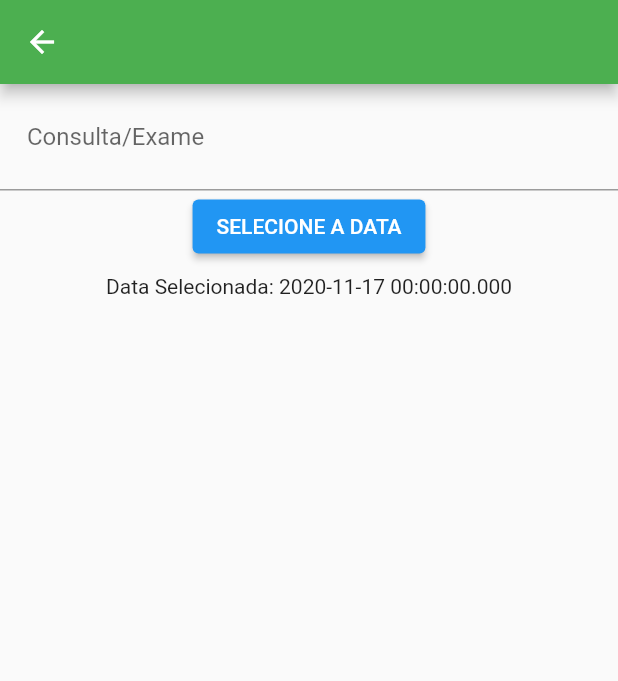
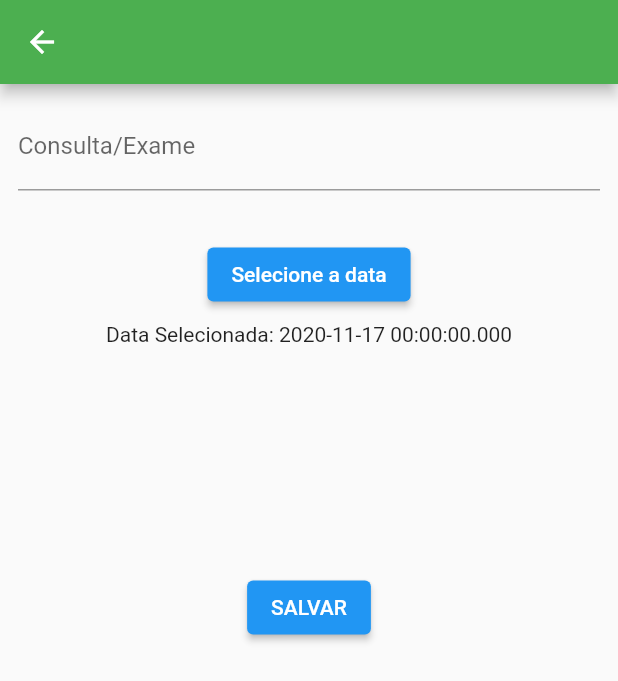
Before and after one commit to lisboapg93/marqueaqui, a Flutter app: the AdicaoPage screen opened directly, on a phone screen of 412 x 824 dp. Shown: the top 681 px of the screen. Run offline on Flutter 3.47's test engine with Material 2 defaults, Android fonts, the phone set to English and light mode, and no system bars.

Commit message:
att. coluymn

```diff
--- a/lib/pages/adicao_page.dart
+++ b/lib/pages/adicao_page.dart
@@ -1,7 +1,7 @@
 import 'package:flutter/material.dart';
 
 class AdicaoPage extends StatefulWidget {
-  const AdicaoPage({ Key? key }) : super(key: key);
+  const AdicaoPage({Key? key}) : super(key: key);
 
   @override
   _AdicaoPageState createState() => _AdicaoPageState();
@@ -16,7 +16,8 @@ class _AdicaoPageState extends State<AdicaoPage> {
       initialDate: _date,
       firstDate: DateTime(2017, 1),
       lastDate: DateTime(2022, 7),
-      helpText: 'Select a date',
+      helpText: '',
+      locale: const Locale("pt", "BR")
     );
     if (newDate != null) {
       setState(() {
@@ -31,29 +32,43 @@ class _AdicaoPageState extends State<AdicaoPage> {
       appBar: AppBar(
         backgroundColor: Colors.green,
       ),
-      body: Center(
+      body: SingleChildScrollView(
+        reverse: true,
         child: Column(
-          mainAxisAlignment: MainAxisAlignment.start,
           children: [
-            TextFormField(
-              onChanged: (value) {
-                setState(() {});
-              },
-              decoration: const InputDecoration(
-                labelText: 'Consulta/Exame', contentPadding: EdgeInsets.all(18)
+            Padding(
+              padding: const EdgeInsets.all(12.0),
+              child: TextFormField(
+                onChanged: (value) {
+                  setState(() {});
+                },
+                decoration: const InputDecoration(
+                  labelText: 'Consulta/Exame',
+                ),
               ),
             ),
-            ElevatedButton(
-              onPressed: _selectDate,
-              child: const Text('SELECIONE A DATA'),
+            Container(
+              margin: const EdgeInsets.only(top: 20.0),
+              child: ElevatedButton(
+                onPressed: _selectDate,
+                child: const Text('Selecione a data'),
+              ),
             ),
             const SizedBox(height: 8),
             Text(
               'Data Selecionada: $_date',
+            ),Container(
+              margin: const EdgeInsets.all(150),
+              child: ElevatedButton(
+                  onPressed: () {
+                    // Coloque aqui a lógica para salvar os dados
+                  },
+                  child: const Text('SALVAR'),
+                ),
             ),
           ],
         ),
-      ),
+      )
     );
   }
 }
--- a/pubspec.yaml
+++ b/pubspec.yaml
@@ -29,6 +29,8 @@ environment:
 # versions available, run `flutter pub outdated`.
 dependencies:
   flutter:
+    sdk: flutter
+  flutter_localizations:
     sdk: flutter
 
 
```
Also changed, not shown: pubspec.lock.
